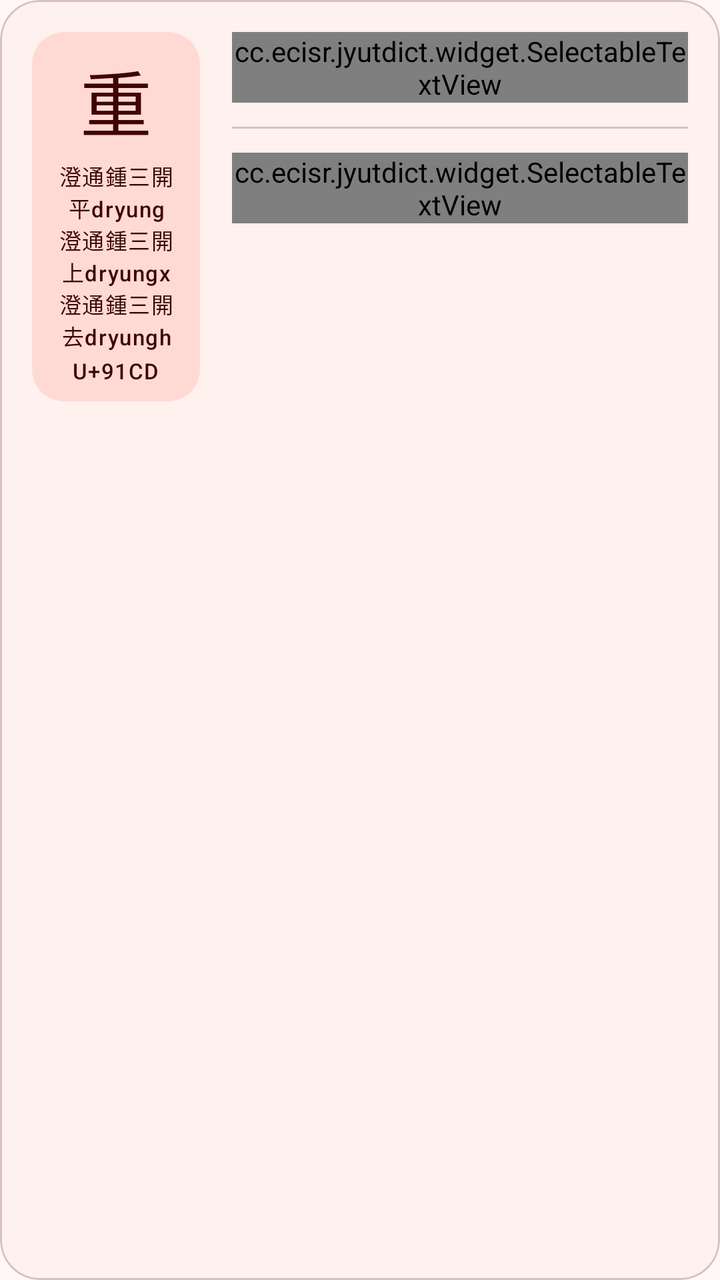
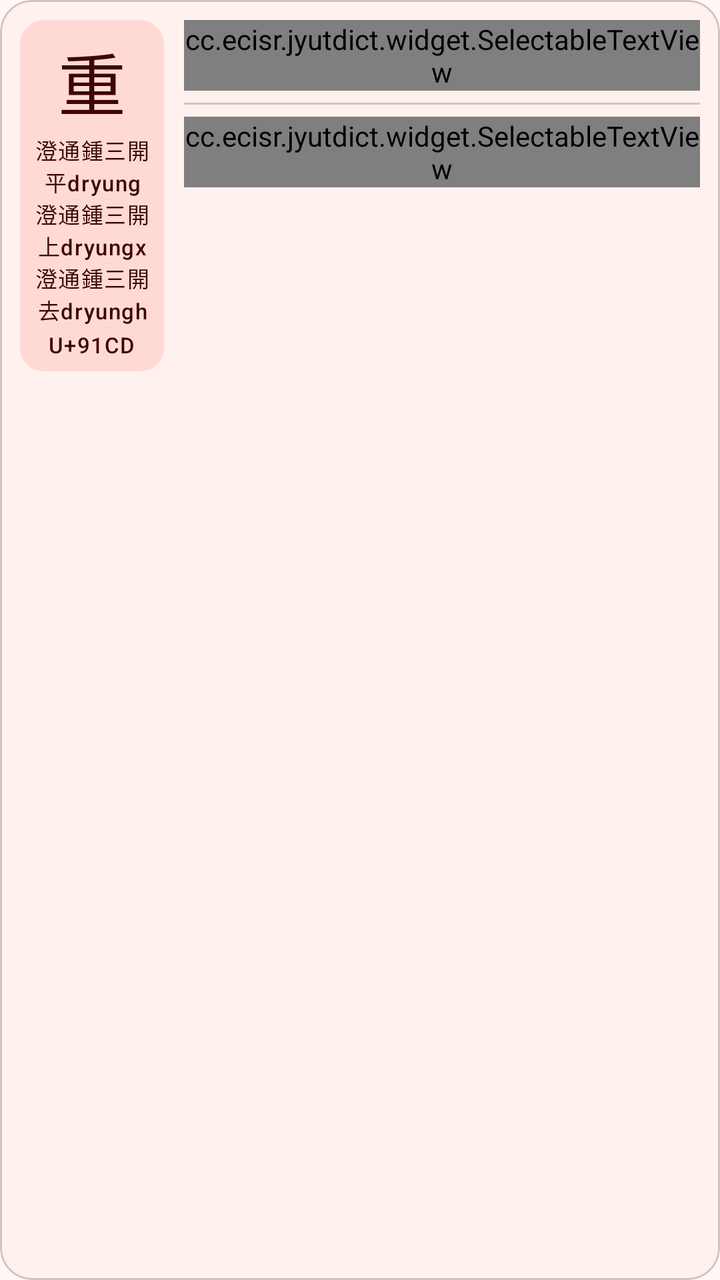

Two renders of the same Android screen: before a commit and after it. Below are the layout's source before the change and the commit's diff.
<!-- AndroidManifest.xml: application theme AppTheme -->
<!-- res/layout/layout_result_list_item_sheet.xml -->
<?xml version="1.0" encoding="utf-8"?>
<com.google.android.material.card.MaterialCardView xmlns:android="http://schemas.android.com/apk/res/android"
    xmlns:app="http://schemas.android.com/apk/res-auto"
    android:id="@+id/list_item"
    style="@style/Widget.Material3.CardView.Outlined"
    android:layout_width="match_parent"
    android:layout_height="wrap_content"
    android:layout_marginStart="@dimen/space_md"
    android:layout_marginTop="@dimen/space_xs"
    android:layout_marginEnd="@dimen/space_md"
    android:layout_marginBottom="@dimen/space_xs"
    android:clickable="true"
    android:focusable="true"
    android:foreground="?attr/selectableItemBackground"
    app:cardBackgroundColor="?attr/colorSurfaceContainerLow"
    app:cardCornerRadius="@dimen/card_corner_radius"
    app:cardElevation="0dp"
    app:strokeColor="?attr/colorOutlineVariant"
    app:strokeWidth="1dp">

    <LinearLayout
        android:layout_width="match_parent"
        android:layout_height="wrap_content"
        android:baselineAligned="false"
        android:orientation="horizontal"
        android:padding="@dimen/space_lg">

        <LinearLayout
            android:id="@+id/item_chara"
            android:layout_width="84dp"
            android:layout_height="wrap_content"
            android:background="@drawable/bg_character_block"
            android:gravity="center"
            android:minHeight="104dp"
            android:orientation="vertical"
            android:paddingHorizontal="@dimen/space_sm"
            android:paddingVertical="@dimen/space_sm">

            <TextView
                android:id="@+id/chara_header"
                android:layout_width="wrap_content"
                android:layout_height="wrap_content"
                android:gravity="center"
                android:includeFontPadding="false"
                android:text="@string/result_list_chara"
                android:textAppearance="@style/TextAppearance.Material3.DisplaySmall"
                android:textColor="?attr/colorOnPrimaryContainer" />

            <TextView
                android:id="@+id/chara_info"
                android:layout_width="wrap_content"
                android:layout_height="wrap_content"
                android:layout_marginTop="@dimen/space_xs"
                android:gravity="center"
                android:text="@string/result_list_info"
                android:textAppearance="@style/TextAppearance.Material3.LabelSmall"
                android:textColor="?attr/colorOnPrimaryContainer" />

            <TextView
                android:id="@+id/chara_extra"
                android:layout_width="wrap_content"
                android:layout_height="wrap_content"
                android:layout_marginTop="2dp"
                android:gravity="center"
                android:text="@string/result_list_extra"
                android:textAppearance="@style/TextAppearance.Material3.LabelSmall"
                android:textColor="?attr/colorOnPrimaryContainer" />

        </LinearLayout>

        <LinearLayout
            android:layout_width="0dp"
            android:layout_height="wrap_content"
            android:layout_marginStart="@dimen/space_lg"
            android:layout_weight="1"
            android:orientation="vertical">

            <cc.ecisr.jyutdict.widget.SelectableTextView
                android:id="@+id/content_wanshyu"
                android:layout_width="match_parent"
                android:layout_height="wrap_content"
                android:lineSpacingExtra="3dp"
                android:text="@string/result_list_upper"
                android:textAppearance="@style/TextAppearance.Material3.BodyMedium"
                android:textColor="?attr/colorOnSurface" />

            <View
                android:id="@+id/content_divider"
                android:layout_width="match_parent"
                android:layout_height="1dp"
                android:layout_marginVertical="@dimen/space_md"
                android:background="?attr/colorOutlineVariant" />

            <cc.ecisr.jyutdict.widget.SelectableTextView
                android:id="@+id/content_location"
                android:layout_width="match_parent"
                android:layout_height="wrap_content"
                android:lineSpacingExtra="4dp"
                android:text="@string/result_list_bottom"
                android:textAppearance="@style/TextAppearance.Material3.BodyMedium"
                android:textColor="?attr/colorOnSurface" />

        </LinearLayout>

    </LinearLayout>

</com.google.android.material.card.MaterialCardView>
<!-- resources referenced by this layout -->
<resources>
  <dimen name="card_corner_radius">20dp</dimen>
  <dimen name="space_lg">16dp</dimen>
  <dimen name="space_md">12dp</dimen>
  <dimen name="space_sm">8dp</dimen>
  <dimen name="space_xs">4dp</dimen>
  <!-- drawable bg_character_block (drawable) -->
  <?xml version="1.0" encoding="utf-8"?>
  <shape xmlns:android="http://schemas.android.com/apk/res/android"
      android:shape="rectangle">
      <solid android:color="?attr/colorPrimaryContainer" />
      <corners android:radius="16dp" />
  </shape>
  <string name="result_list_bottom">U+8FFFFF</string>
  <string name="result_list_chara">重</string>
  <string name="result_list_extra">U+91CD</string>
  <string name="result_list_info">澄通鍾三開平dryung\n澄通鍾三開上dryungx\n澄通鍾三開去dryungh</string>
  <string name="result_list_upper">分韻 第六東董凍篤-虫 , 穿東陽平(chung4) , 復也曡也 | 第六東董凍篤-仲 , 照東陽去(zhung) , 厚也又慎重輕重\n英華 chung꜅(zhung6) | ꜁ch\'ung(chung4)</string>
  <color name="md_theme_light_primary">#9B2F24</color>
  <color name="md_theme_light_onPrimary">#FFFFFF</color>
  <color name="md_theme_light_primaryContainer">#FFDAD5</color>
  <color name="md_theme_light_onPrimaryContainer">#3F0502</color>
  <color name="md_theme_light_secondary">#775651</color>
  <color name="md_theme_light_onSecondary">#FFFFFF</color>
  <color name="md_theme_light_secondaryContainer">#FFDAD5</color>
  <color name="md_theme_light_onSecondaryContainer">#2C1512</color>
  <color name="md_theme_light_tertiary">#705C2E</color>
  <color name="md_theme_light_onTertiary">#FFFFFF</color>
  <color name="md_theme_light_tertiaryContainer">#FBDFA6</color>
  <color name="md_theme_light_onTertiaryContainer">#261A00</color>
  <color name="md_theme_light_error">#BA1A1A</color>
  <color name="md_theme_light_onError">#FFFFFF</color>
  <color name="md_theme_light_errorContainer">#FFDAD6</color>
  <color name="md_theme_light_onErrorContainer">#410002</color>
  <color name="md_theme_light_background">#FFF8F6</color>
  <color name="md_theme_light_onBackground">#231918</color>
  <color name="md_theme_light_surface">#FFF8F6</color>
  <color name="md_theme_light_onSurface">#231918</color>
  <color name="md_theme_light_surfaceVariant">#F5DDDA</color>
  <color name="md_theme_light_onSurfaceVariant">#534341</color>
  <color name="md_theme_light_outline">#857370</color>
  <color name="md_theme_light_outlineVariant">#D8C2BE</color>
  <color name="md_theme_light_surfaceContainerLowest">#FFFFFF</color>
  <color name="md_theme_light_surfaceContainerLow">#FFF1EE</color>
  <color name="md_theme_light_surfaceContainer">#FCEAE7</color>
  <color name="md_theme_light_surfaceContainerHigh">#F7E4E1</color>
  <color name="md_theme_light_surfaceContainerHighest">#F1DEDB</color>
  <style name="ThemeOverlay.Jyutdict.MaterialAlertDialog" parent="ThemeOverlay.Material3.MaterialAlertDialog">
          <item name="shapeAppearanceOverlay">@style/ShapeAppearanceOverlay.Jyutdict.Dialog</item>
      </style>
  <style name="Widget.Jyutdict.Toolbar" parent="Widget.Material3.Toolbar.Surface">
          <item name="android:minHeight">64dp</item>
          <item name="android:background">?attr/colorSurface</item>
          <item name="titleTextColor">?attr/colorOnSurface</item>
          <item name="subtitleTextColor">?attr/colorOnSurfaceVariant</item>
          <item name="navigationIconTint">?attr/colorOnSurfaceVariant</item>
          <item name="titleTextAppearance">@style/TextAppearance.Material3.TitleLarge</item>
          <item name="contentInsetStart">16dp</item>
          <item name="contentInsetEnd">8dp</item>
          <item name="contentInsetStartWithNavigation">8dp</item>
      </style>
  <style name="ShapeAppearanceOverlay.Jyutdict.Dialog" parent="">
          <item name="cornerFamily">rounded</item>
          <item name="cornerSize">28dp</item>
      </style>
  <!-- unchanged entries left out for length: 1 -->
</resources>

<!-- the commit's change to res/layout/layout_result_list_item_sheet.xml (unified diff, before → after) -->
@@ -5,10 +5,10 @@
     style="@style/Widget.Material3.CardView.Outlined"
     android:layout_width="match_parent"
     android:layout_height="wrap_content"
-    android:layout_marginStart="@dimen/space_md"
-    android:layout_marginTop="@dimen/space_xs"
-    android:layout_marginEnd="@dimen/space_md"
-    android:layout_marginBottom="@dimen/space_xs"
+    android:layout_marginStart="@dimen/space_sm"
+    android:layout_marginTop="2dp"
+    android:layout_marginEnd="@dimen/space_sm"
+    android:layout_marginBottom="2dp"
     android:clickable="true"
     android:focusable="true"
     android:foreground="?attr/selectableItemBackground"
@@ -23,18 +23,18 @@
         android:layout_height="wrap_content"
         android:baselineAligned="false"
         android:orientation="horizontal"
-        android:padding="@dimen/space_lg">
+        android:padding="10dp">
 
         <LinearLayout
             android:id="@+id/item_chara"
-            android:layout_width="84dp"
+            android:layout_width="72dp"
             android:layout_height="wrap_content"
             android:background="@drawable/bg_character_block"
             android:gravity="center"
-            android:minHeight="104dp"
+            android:minHeight="88dp"
             android:orientation="vertical"
-            android:paddingHorizontal="@dimen/space_sm"
-            android:paddingVertical="@dimen/space_sm">
+            android:paddingHorizontal="@dimen/space_xs"
+            android:paddingVertical="6dp">
 
             <TextView
                 android:id="@+id/chara_header"
@@ -44,13 +44,14 @@
                 android:includeFontPadding="false"
                 android:text="@string/result_list_chara"
                 android:textAppearance="@style/TextAppearance.Material3.DisplaySmall"
+                android:textSize="34sp"
                 android:textColor="?attr/colorOnPrimaryContainer" />
 
             <TextView
                 android:id="@+id/chara_info"
                 android:layout_width="wrap_content"
                 android:layout_height="wrap_content"
-                android:layout_marginTop="@dimen/space_xs"
+                android:layout_marginTop="2dp"
                 android:gravity="center"
                 android:text="@string/result_list_info"
                 android:textAppearance="@style/TextAppearance.Material3.LabelSmall"
@@ -71,7 +72,7 @@
         <LinearLayout
             android:layout_width="0dp"
             android:layout_height="wrap_content"
-            android:layout_marginStart="@dimen/space_lg"
+            android:layout_marginStart="10dp"
             android:layout_weight="1"
             android:orientation="vertical">
 
@@ -79,25 +80,29 @@
                 android:id="@+id/content_wanshyu"
                 android:layout_width="match_parent"
                 android:layout_height="wrap_content"
-                android:lineSpacingExtra="3dp"
+                android:includeFontPadding="false"
+                android:lineSpacingExtra="1dp"
                 android:text="@string/result_list_upper"
                 android:textAppearance="@style/TextAppearance.Material3.BodyMedium"
+                android:textSize="13sp"
                 android:textColor="?attr/colorOnSurface" />
 
             <View
                 android:id="@+id/content_divider"
                 android:layout_width="match_parent"
                 android:layout_height="1dp"
-                android:layout_marginVertical="@dimen/space_md"
+                android:layout_marginVertical="6dp"
                 android:background="?attr/colorOutlineVariant" />
 
             <cc.ecisr.jyutdict.widget.SelectableTextView
                 android:id="@+id/content_location"
                 android:layout_width="match_parent"
                 android:layout_height="wrap_content"
-                android:lineSpacingExtra="4dp"
+                android:includeFontPadding="false"
+                android:lineSpacingExtra="1dp"
                 android:text="@string/result_list_bottom"
                 android:textAppearance="@style/TextAppearance.Material3.BodyMedium"
+                android:textSize="13sp"
                 android:textColor="?attr/colorOnSurface" />
 
         </LinearLayout>
<!-- resource entries referenced after the edit -->
@@ -1,8 +1,6 @@
 <!-- resources referenced by this layout -->
 <resources>
-  <dimen name="card_corner_radius">20dp</dimen>
-  <dimen name="space_lg">16dp</dimen>
-  <dimen name="space_md">12dp</dimen>
+  <dimen name="card_corner_radius">16dp</dimen>
   <dimen name="space_sm">8dp</dimen>
   <dimen name="space_xs">4dp</dimen>
   <!-- drawable bg_character_block (drawable) -->
@@ -10,7 +8,7 @@
   <shape xmlns:android="http://schemas.android.com/apk/res/android"
       android:shape="rectangle">
       <solid android:color="?attr/colorPrimaryContainer" />
-      <corners android:radius="16dp" />
+      <corners android:radius="12dp" />
   </shape>
   <string name="result_list_bottom">U+8FFFFF</string>
   <string name="result_list_chara">重</string>
@@ -50,14 +48,15 @@
           <item name="shapeAppearanceOverlay">@style/ShapeAppearanceOverlay.Jyutdict.Dialog</item>
       </style>
   <style name="Widget.Jyutdict.Toolbar" parent="Widget.Material3.Toolbar.Surface">
-          <item name="android:minHeight">64dp</item>
+          <item name="android:minHeight">56dp</item>
           <item name="android:background">?attr/colorSurface</item>
           <item name="titleTextColor">?attr/colorOnSurface</item>
           <item name="subtitleTextColor">?attr/colorOnSurfaceVariant</item>
           <item name="navigationIconTint">?attr/colorOnSurfaceVariant</item>
           <item name="titleTextAppearance">@style/TextAppearance.Material3.TitleLarge</item>
-          <item name="contentInsetStart">16dp</item>
-          <item name="contentInsetEnd">8dp</item>
+          <item name="subtitleTextAppearance">@style/TextAppearance.Material3.BodySmall</item>
+          <item name="contentInsetStart">12dp</item>
+          <item name="contentInsetEnd">4dp</item>
           <item name="contentInsetStartWithNavigation">8dp</item>
       </style>
   <style name="ShapeAppearanceOverlay.Jyutdict.Dialog" parent="">
